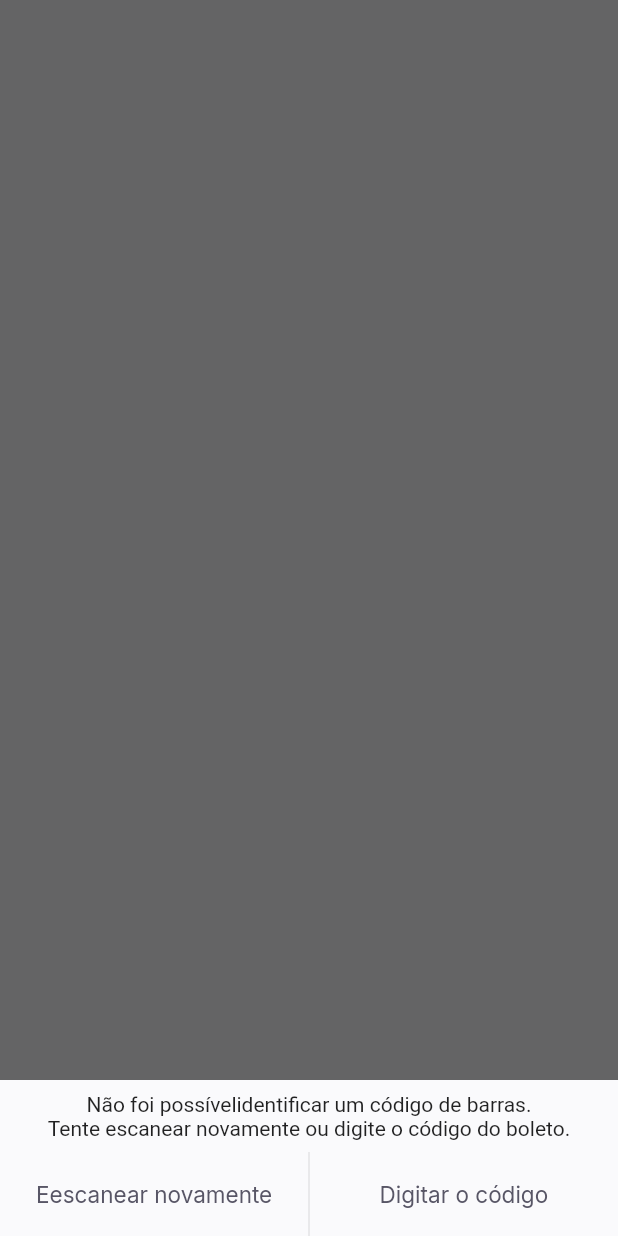
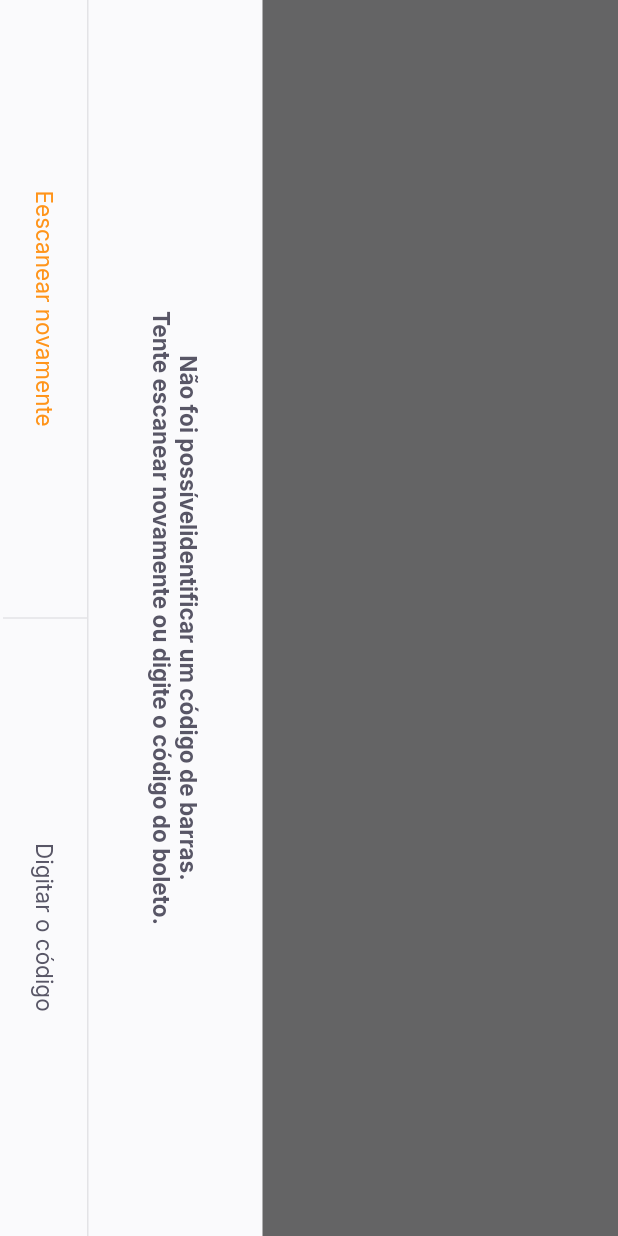
Before and after one commit to RaulDuque/Estudo-NLW-Together-Flutter, a Flutter app: the BarcodeScannerPage screen opened by its route, on a phone screen of 412 x 824 dp. Run offline on Flutter 3.47's test engine with Material 2 defaults, Android fonts, the phone set to English and light mode, and no system bars; our stand-ins replace firebase_core, google_fonts, google_sign_in, shared_preferences; missing offline and left inert: google_ml_kit; accounts and stored records are empty.

Commit message:
aula 4 50 minutos

```diff
--- a/lib/shared/bottom_sheet/bottom_sheet_widget.dart
+++ b/lib/shared/bottom_sheet/bottom_sheet_widget.dart
@@ -1,5 +1,7 @@
 import 'package:flutter/material.dart';
+import 'package:flutter/rendering.dart';
 import 'package:payflow/shared/themes/app_colors.dart';
+import 'package:payflow/shared/themes/app_text_styles.dart';
 import 'package:payflow/shared/widgets/set_label_buttons/set_label_buttons.dart';
 
 class BottomSheetWidget extends StatelessWidget {
@@ -21,7 +23,10 @@ class BottomSheetWidget extends StatelessWidget {
 
   @override
   Widget build(BuildContext context) {
-    return Container(
+    return RotatedBox(
+      quarterTurns: 1,
+      child: Material(
+        child: Container(
           color: AppColors.shape,
           child: Column(
             children: [
@@ -33,22 +38,39 @@ class BottomSheetWidget extends StatelessWidget {
               Column(
                 children: [
                   Padding(
-                padding: const EdgeInsets.all(8.0),
+                    padding: const EdgeInsets.all(40),
                     child: Text.rich(
                       TextSpan(
-                      text: title, children: [TextSpan(text: "\n$subtitle")]),
+                          text: title,
+                          style: TextStyles.buttonBoldHeading,
+                          children: [
+                            TextSpan(
+                              text: "\n$subtitle",
+                              style: TextStyles.buttonBoldHeading,
+                            ),
+                          ]),
                       textAlign: TextAlign.center,
                     ),
                   ),
+                  Container(
+                    height: 1,
+                    color: AppColors.stroke,
+                  ),
                   SetLabelButtons(
+                      enablePrimaryColor: true,
                       primaryLabel: primaryLabel,
                       primaryOnPressed: primaryOnPressed,
                       secondaryLabel: secondaryLabel,
-                  secondaryOnPressed: secondaryOnPressed)
+                      secondaryOnPressed: secondaryOnPressed),
+                  SizedBox(
+                    height: 2,
+                  ),
                 ],
               ),
             ],
           ),
+        ),
+      ),
     );
   }
 }
--- a/lib/shared/widgets/label_button/label_button.dart
+++ b/lib/shared/widgets/label_button/label_button.dart
@@ -4,10 +4,12 @@ import 'package:payflow/shared/themes/app_text_styles.dart';
 class LabelButton extends StatelessWidget {
   final String label;
   final VoidCallback onePressed;
+  final TextStyle? style;
   const LabelButton({
     Key? key,
     required this.label,
     required this.onePressed,
+    this.style,
   }) : super(key: key);
 
   @override
@@ -18,7 +20,7 @@ class LabelButton extends StatelessWidget {
         onPressed: onePressed,
         child: Text(
           label,
-          style: TextStyles.buttonHeading,
+          style: style ?? TextStyles.buttonHeading,
         ),
       ),
     );
--- a/lib/shared/widgets/set_label_buttons/set_label_buttons.dart
+++ b/lib/shared/widgets/set_label_buttons/set_label_buttons.dart
@@ -1,4 +1,5 @@
 import 'package:flutter/material.dart';
+import 'package:payflow/shared/themes/app_text_styles.dart';
 import 'package:payflow/shared/widgets/divider_vertical/divider_vertical_widget.dart';
 import 'package:payflow/shared/widgets/label_button/label_button.dart';
 
@@ -7,13 +8,15 @@ class SetLabelButtons extends StatelessWidget {
   final VoidCallback primaryOnPressed;
   final String secondaryLabel;
   final VoidCallback secondaryOnPressed;
-  const SetLabelButtons(
-      {Key? key,
-      required this.primaryLabel,
-      required this.primaryOnPressed,
-      required this.secondaryLabel,
-      required this.secondaryOnPressed})
-      : super(key: key);
+  final bool enablePrimaryColor;
+  const SetLabelButtons({
+    Key? key,
+    required this.primaryLabel,
+    required this.primaryOnPressed,
+    required this.secondaryLabel,
+    required this.secondaryOnPressed,
+    this.enablePrimaryColor = false,
+  }) : super(key: key);
 
   @override
   Widget build(BuildContext context) {
@@ -25,6 +28,7 @@ class SetLabelButtons extends StatelessWidget {
             child: LabelButton(
               label: primaryLabel,
               onePressed: primaryOnPressed,
+              style: enablePrimaryColor ? TextStyles.buttonPrimary : null,
             ),
           ),
           DividerVerticalWidged(),
```
Lines whose indentation alone changed are shown as unchanged.
